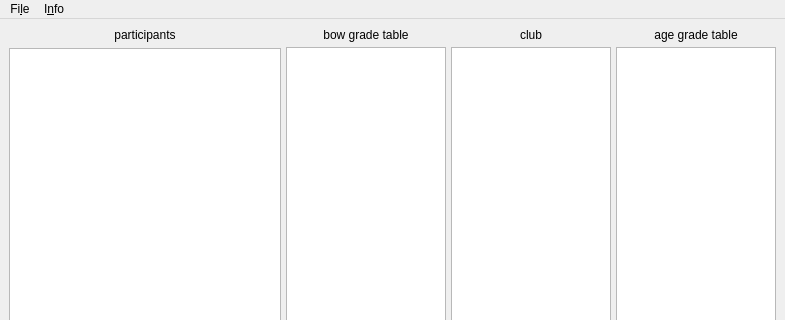
Before: the Qt Designer form modules/gui/main.ui in MarkusHackspacher/Archerrank2, drawn with Qt 5; both pictures show x 0 to 785 and y 0 to 320 of the 785 by 558 pixel window.
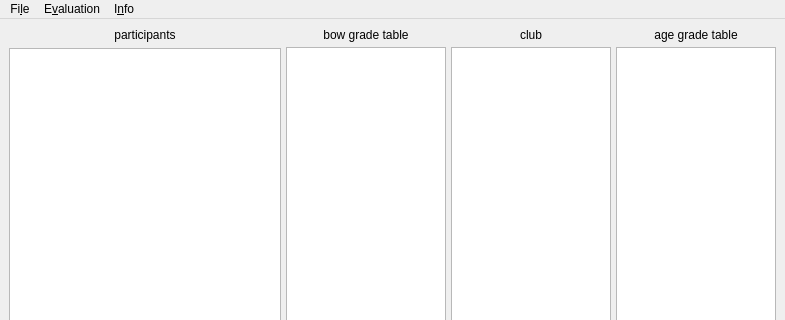
After: the same form once the commit is applied.

```diff
--- a/modules/gui/main.ui
+++ b/modules/gui/main.ui
@@ -249,7 +249,14 @@
     </property>
     <addaction name="actionInfo"/>
    </widget>
+   <widget class="QMenu" name="menuEvaluation">
+    <property name="title">
+     <string>E&amp;valuation</string>
+    </property>
+    <addaction name="actionOverview"/>
+   </widget>
    <addaction name="menuFile"/>
+   <addaction name="menuEvaluation"/>
    <addaction name="menuInfo"/>
   </widget>
   <action name="actionExit">
```
Left out of the diff: 5 changed lines with no effect on the pictures.
